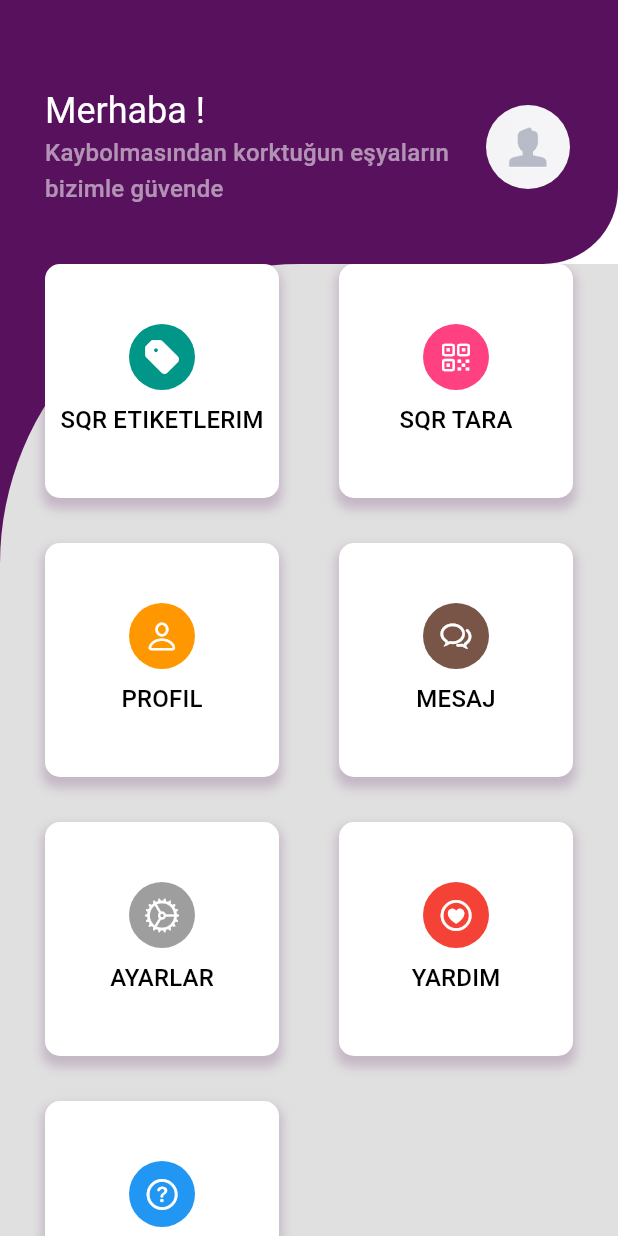
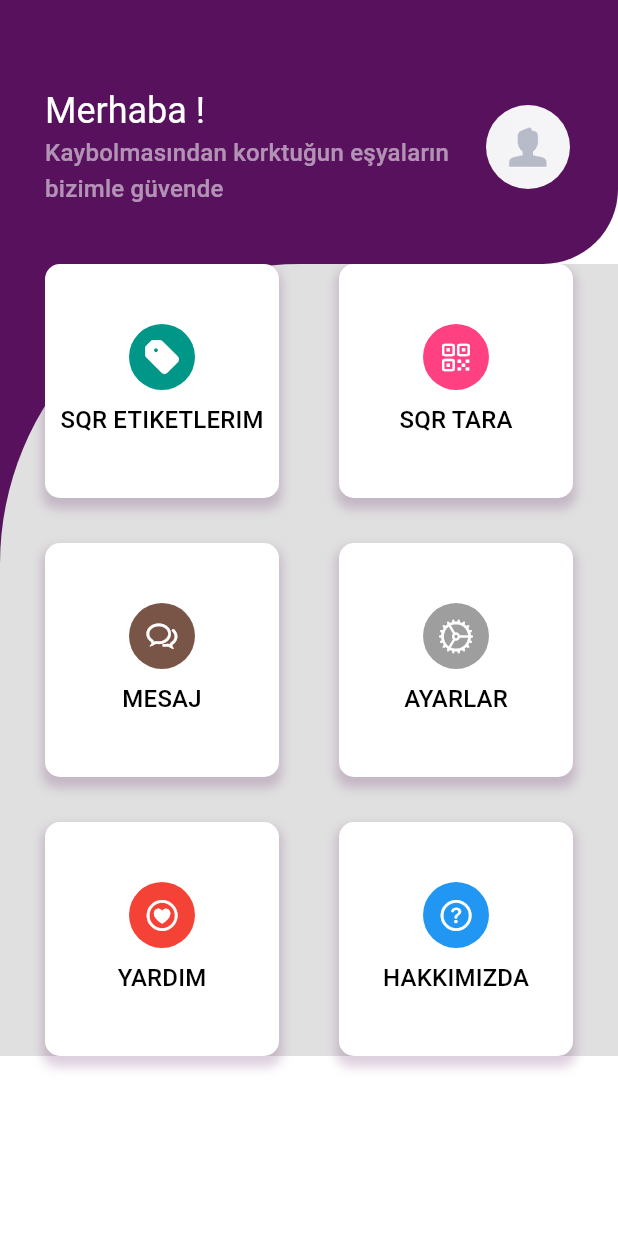
Before and after one commit to kamahivari/QR-Interaction-SNet, a Flutter app: the screen it shows once a user with an empty profile is signed in, on a phone screen of 412 x 824 dp. Run offline on Flutter 3.47's test engine with Material 3 defaults, Android fonts, the phone set to English and light mode, and no system bars; our stand-ins replace cloud_firestore, firebase_auth, firebase_core, ionicons, qr_flutter, share; missing offline and left inert: qr_code_scanner; accounts and stored records are empty.

Commit message:
profil ikonunu yoruma çevirdim

```diff
--- a/flutter_application_1/lib/home_page.dart
+++ b/flutter_application_1/lib/home_page.dart
@@ -140,10 +140,11 @@ class _MyHomePageState extends State<MyHomePage> {
                     );
                     print('QR okut tıklandı');
                   }),
-                  itemDashboard('Profil', CupertinoIcons.person, Colors.orange,
+                  /*   itemDashboard('Profil', CupertinoIcons.person, Colors.orange,
                       () {
                     print('Profil tıklandı');
                   }),
+                  */
                   itemDashboard(
                       'Mesaj', CupertinoIcons.chat_bubble_2, Colors.brown, () {
                     Navigator.of(context).push(
```
